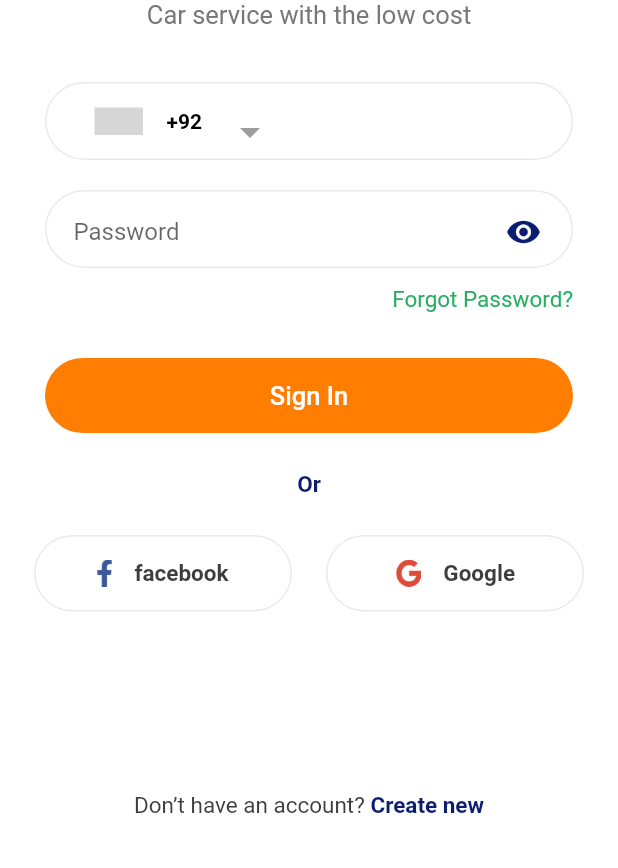
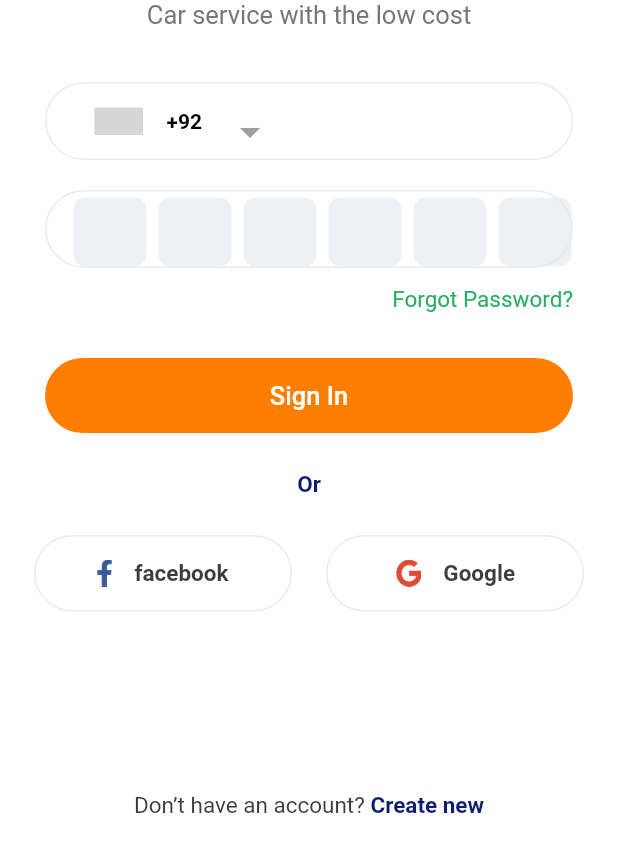
Before and after one commit to TalhaShakel/Garaji_User, a Flutter app: the screen it shows after launch, after a tap on "Skip", on a phone screen of 412 x 824 dp, the part 368-1236 px from its top. Run offline on Flutter 3.47's test engine with Material 2 defaults, Android fonts, the phone set to English and light mode, and no system bars; drawn by our look-alikes of country_code_picker, pinput; our stand-ins replace expandable, firebase_auth, firebase_core, flutter_easyloading, get, google_fonts and 2 more; missing offline and left inert: custom_check_box; accounts and stored records are empty; network calls fail; grey boxes are pictures that could not be loaded.

Commit message:
first commit

```diff
--- a/lib/main.dart
+++ b/lib/main.dart
@@ -26,7 +26,8 @@ class MyApp extends StatelessWidget {
       theme: ThemeData(
         primarySwatch: Colors.blue,
       ),
-      home: const SplashScreen(),
+      home: SplashScreen(),
+
       builder: EasyLoading.init(),
     );
   }
--- a/lib/view/screens/login_page.dart
+++ b/lib/view/screens/login_page.dart
@@ -9,6 +9,7 @@ import 'package:garaji_user_app/view/screens/forget_password/reset_password.dart
 import 'package:garaji_user_app/view/screens/onboarding_screens/signup_page.dart';
 import 'package:get/get.dart';
 import 'package:google_fonts/google_fonts.dart';
+import 'package:pinput/pinput.dart';
 
 import 'add_vehicle/about_vehicle/about_your_vehicle.dart';
 
@@ -25,6 +26,8 @@ class _LoginPageState extends State<LoginPage> {
   String countryCode = '';
 
   var phoneNumber = TextEditingController();
+
+  final TextEditingController _pinPutController = TextEditingController();
 
   phoneauth() async {
     try {
@@ -192,34 +195,43 @@ class _LoginPageState extends State<LoginPage> {
                                   border: Border.all(
                                       color: ConstColors.borderColor)),
                               child: Padding(
-                                padding:
-                                    const EdgeInsets.only(left: 18.0, top: 4),
-                                child: TextFormField(
-                                  cursorColor: Colors.grey,
-                                  obscureText: obsecurePassword,
-                                  decoration: InputDecoration(
-                                      hintText: "Password",
-                                      suffixIcon: IconButton(
-                                        padding: EdgeInsets.only(right: 16),
-                                        onPressed: () {
-                                          setState(() {
-                                            obsecurePassword =
-                                                !obsecurePassword;
-                                          });
-                                        },
-                                        icon: obsecurePassword
-                                            ? Icon(
-                                                Icons.visibility_off,
-                                                color: Color(0xffB8B8B8),
-                                              )
-                                            : Icon(
-                                                Icons.visibility,
-                                                color: ConstColors.primaryColor,
-                                              ),
-                                      ),
-                                      border: InputBorder.none),
-                                ),
-                              ),
+                                  padding:
+                                      const EdgeInsets.only(left: 18.0, top: 4),
+                                  child: Pinput(
+                                    length: 6,
+                                    // defaultPinTheme: defaultPinTheme,
+                                    controller: _pinPutController,
+                                    pinAnimationType: PinAnimationType.fade,
+                                    onSubmitted: (pin) {
+                                      try {} catch (e) {}
+                                    },
+                                  )
+                                  // TextFormField(
+                                  //   cursorColor: Colors.grey,
+                                  //   obscureText: obsecurePassword,
+                                  //   decoration: InputDecoration(
+                                  //       hintText: "Password",
+                                  //       suffixIcon: IconButton(
+                                  //         padding: EdgeInsets.only(right: 16),
+                                  //         onPressed: () {
+                                  //           setState(() {
+                                  //             obsecurePassword =
+                                  //                 !obsecurePassword;
+                                  //           });
+                                  //         },
+                                  //         icon: obsecurePassword
+                                  //             ? Icon(
+                                  //                 Icons.visibility_off,
+                                  //                 color: Color(0xffB8B8B8),
+                                  //               )
+                                  //             : Icon(
+                                  //                 Icons.visibility,
+                                  //                 color: ConstColors.primaryColor,
+                                  //               ),
+                                  //       ),
+                                  //       border: InputBorder.none),
+                                  // ),
+                                  ),
                             ),
                             SizedBox(
                               height: 12,
@@ -260,7 +272,7 @@ class _LoginPageState extends State<LoginPage> {
                                 //         builder: (context) => AboutVehicle()));
                                 try {
                                   await phoneauth();
-                                  Get.to(() => AboutVehicle());
+                                  // Get.to(() => AboutVehicle());
                                 } catch (e) {
                                   Get.snackbar("$e", "");
                                   print(e);
```
